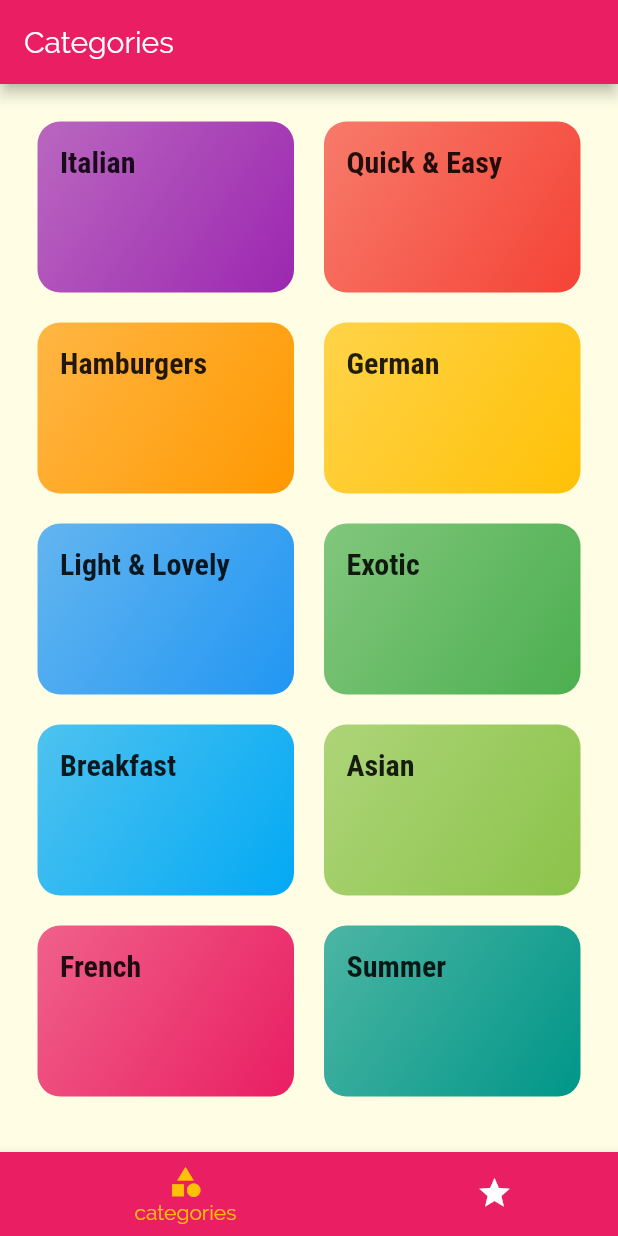
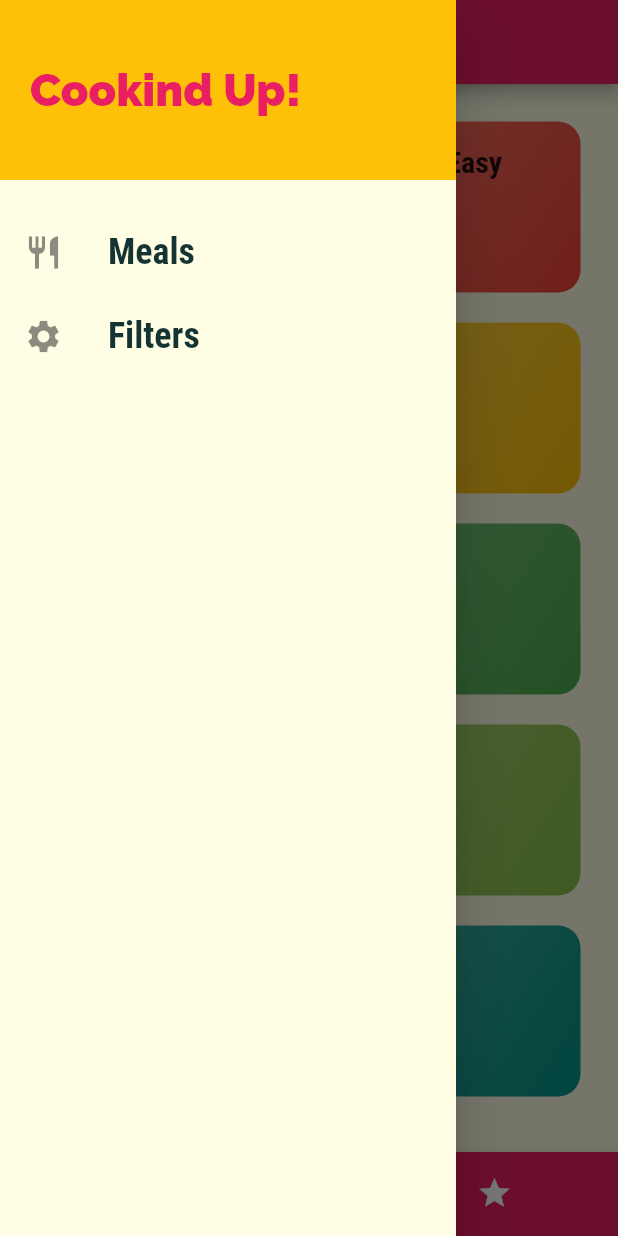
Before and after one commit to RyoMasuda4611/flutter_meals, a Flutter app: the screen it shows after launch, with the side drawer open (before the commit the screen has no drawer), on a phone screen of 412 x 824 dp. Run offline on Flutter 3.47's test engine with Material 2 defaults, Android fonts, the phone set to English and light mode, and no system bars.

Commit message:
create drawer

```diff
--- a/lib/main.dart
+++ b/lib/main.dart
@@ -1,4 +1,5 @@
 import 'package:flutter/material.dart';
+import './screens/filters_screen.dart';
 import './screens/tabs_screen.dart';
 import './screens/meal_detail_screen.dart';
 import './screens/category_meals_screen.dart';
@@ -34,6 +35,7 @@ class MyApp extends StatelessWidget {
         '/': (cxt) => TabsScreen(),
         CategoryMealsScreen.routeName: (ctx) => CategoryMealsScreen(),
         MealDetailScreen.routeName: (ctx) => MealDetailScreen(),
+        FiltersScreen.routeName: (ctx) => FiltersScreen()
       },
       onUnknownRoute: (settings) {
         return MaterialPageRoute(builder: (ctx) => CategoryMealsScreen());
--- /dev/null
+++ b/lib/screens/filters_screen.dart
@@ -0,0 +1,19 @@
+import 'package:flutter/material.dart';
+import '../widgets/main_drawer.dart';
+
+class FiltersScreen extends StatelessWidget {
+  static const routeName = '/filters';
+
+  @override
+  Widget build(BuildContext context) {
+    return Scaffold(
+      appBar: AppBar(
+        title: Text('Your Filter'),
+      ),
+      drawer: MainDrawer(),
+      body: Center(
+        child: Text('Filters'),
+      ),
+    );
+  }
+}
--- a/lib/screens/tabs_screen.dart
+++ b/lib/screens/tabs_screen.dart
@@ -1,4 +1,5 @@
 import 'package:flutter/material.dart';
+import '../widgets/main_drawer.dart';
 import './favorites_screen.dart';
 import './categories_screen.dart';
 
@@ -27,6 +28,7 @@ class _TabsScreenState extends State<TabsScreen> {
       appBar: AppBar(
         title: Text(_pages[_selectedPageIndex]['title']),
       ),
+      drawer: MainDrawer(),
       body: _pages[_selectedPageIndex]['page'],
       bottomNavigationBar: BottomNavigationBar(
         onTap: _selectPage,
--- /dev/null
+++ b/lib/widgets/main_drawer.dart
@@ -0,0 +1,55 @@
+import 'package:flutter/material.dart';
+
+class MainDrawer extends StatelessWidget {
+  Widget buildListTile(String title, IconData icon, Function tapHandler) {
+    return ListTile(
+      leading: Icon(
+        icon,
+        size: 26,
+      ),
+      title: Text(
+        title,
+        style: TextStyle(
+          fontFamily: 'RobotoCondensed',
+          fontSize: 24,
+          fontWeight: FontWeight.bold,
+        ),
+      ),
+      onTap: tapHandler,
+    );
+  }
+
+  @override
+  Widget build(BuildContext context) {
+    return Drawer(
+      child: Column(
+        children: <Widget>[
+          Container(
+            height: 120,
+            width: double.infinity,
+            padding: EdgeInsets.all(20),
+            alignment: Alignment.centerLeft,
+            color: Theme.of(context).accentColor,
+            child: Text(
+              'Cookind Up!',
+              style: TextStyle(
+                fontWeight: FontWeight.w900,
+                fontSize: 30,
+                color: Theme.of(context).primaryColor,
+              ),
+            ),
+          ),
+          SizedBox(
+            height: 20,
+          ),
+          buildListTile('Meals', Icons.restaurant, () {
+            Navigator.of(context).pushReplacementNamed('/');
+          }),
+          buildListTile('Filters', Icons.settings, () {
+            Navigator.of(context).pushReplacementNamed('/filters');
+          }),
+        ],
+      ),
+    );
+  }
+}
```
